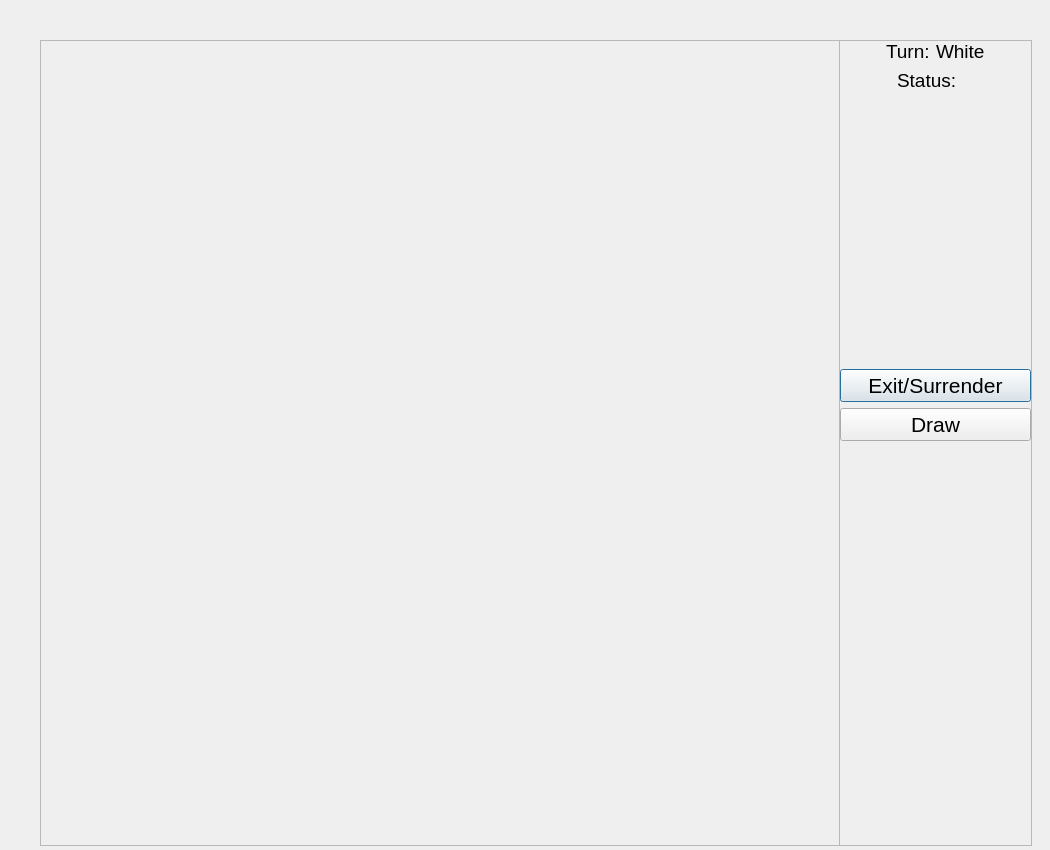
This is gamewindow.ui in VestnicS/Chess-2 as Qt 5 draws it before an edit. The edited form follows.
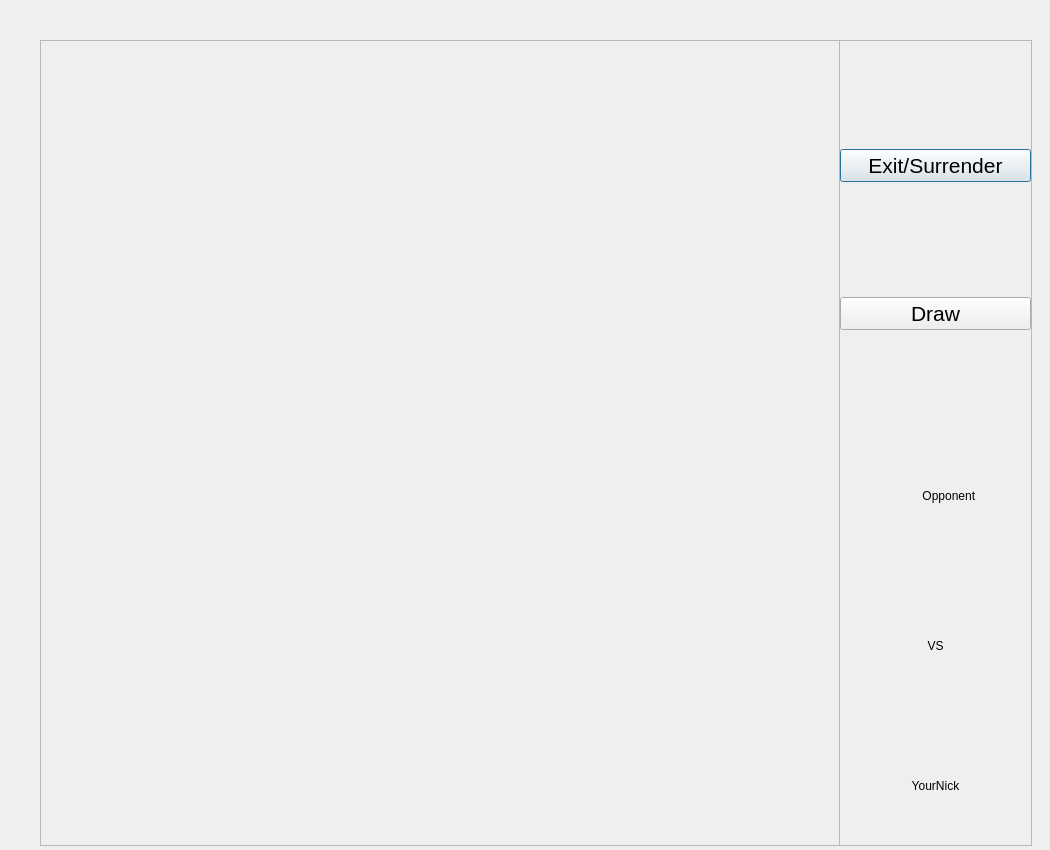
This is the edited form.

Commit message: nick window

What changed in the file:
```diff
--- a/gamewindow.ui
+++ b/gamewindow.ui
@@ -54,127 +54,6 @@
      </rect>
     </property>
     <layout class="QVBoxLayout" name="verticalLayout">
-     <item>
-      <layout class="QHBoxLayout" name="horizontalLayout">
-       <item>
-        <spacer name="horizontalSpacer_3">
-         <property name="orientation">
-          <enum>Qt::Orientation::Horizontal</enum>
-         </property>
-         <property name="sizeHint" stdset="0">
-          <size>
-           <width>40</width>
-           <height>20</height>
-          </size>
-         </property>
-        </spacer>
-       </item>
-       <item>
-        <widget class="QLabel" name="label">
-         <property name="font">
-          <font>
-           <pointsize>14</pointsize>
-          </font>
-         </property>
-         <property name="text">
-          <string>Turn:</string>
-         </property>
-        </widget>
-       </item>
-       <item>
-        <widget class="QLabel" name="turn">
-         <property name="font">
-          <font>
-           <pointsize>14</pointsize>
-          </font>
-         </property>
-         <property name="text">
-          <string>White</string>
-         </property>
-        </widget>
-       </item>
-       <item>
-        <spacer name="horizontalSpacer">
-         <property name="orientation">
-          <enum>Qt::Orientation::Horizontal</enum>
-         </property>
-         <property name="sizeHint" stdset="0">
-          <size>
-           <width>40</width>
-           <height>20</height>
-          </size>
-         </property>
-        </spacer>
-       </item>
-      </layout>
-     </item>
-     <item>
-      <layout class="QHBoxLayout" name="horizontalLayout_2">
-       <item>
-        <spacer name="horizontalSpacer_4">
-         <property name="orientation">
-          <enum>Qt::Orientation::Horizontal</enum>
-         </property>
-         <property name="sizeHint" stdset="0">
-          <size>
-           <width>40</width>
-           <height>20</height>
-          </size>
-         </property>
-        </spacer>
-       </item>
-       <item>
-        <widget class="QLabel" name="label_3">
-         <property name="font">
-          <font>
-           <pointsize>14</pointsize>
-          </font>
-         </property>
-         <property name="text">
-          <string>Status:</string>
-         </property>
-        </widget>
-       </item>
-       <item>
-        <widget class="QLabel" name="status">
-         <property name="font">
-          <font>
-           <pointsize>14</pointsize>
-          </font>
-         </property>
-         <property name="text">
-          <string/>
-         </property>
-        </widget>
-       </item>
-       <item>
-        <spacer name="horizontalSpacer_2">
-         <property name="orientation">
-          <enum>Qt::Orientation::Horizontal</enum>
-         </property>
-         <property name="sizeHint" stdset="0">
-          <size>
-           <width>40</width>
-           <height>20</height>
-          </size>
-         </property>
-        </spacer>
-       </item>
-      </layout>
-     </item>
-     <item>
-      <spacer name="verticalSpacer">
-       <property name="orientation">
-        <enum>Qt::Orientation::Vertical</enum>
-       </property>
-       <property name="sizeHint" stdset="0">
-        <size>
-         <width>20</width>
-         <height>40</height>
-        </size>
-       </property>
-      </spacer>
-     </item>
      <item>
       <widget class="QPushButton" name="exit">
        <property name="font">
@@ -201,6 +80,81 @@
      </item>
     </layout>
    </widget>
+   <widget class="QLabel" name="Opponent">
+    <property name="geometry">
+     <rect>
+      <x>800</x>
+      <y>400</y>
+      <width>191</width>
+      <height>111</height>
+     </rect>
+    </property>
+    <property name="sizePolicy">
+     <sizepolicy hsizetype="Fixed" vsizetype="Fixed">
+      <horstretch>0</horstretch>
+      <verstretch>0</verstretch>
+     </sizepolicy>
+    </property>
+    <property name="cursor">
+     <cursorShape>ArrowCursor</cursorShape>
+    </property>
+    <property name="text">
+     <string>           Opponent   </string>
+    </property>
+    <property name="alignment">
+     <set>Qt::AlignmentFlag::AlignCenter</set>
+    </property>
+   </widget>
+   <widget class="QLabel" name="Your">
+    <property name="geometry">
+     <rect>
+      <x>800</x>
+      <y>690</y>
+      <width>191</width>
+      <height>111</height>
+     </rect>
+    </property>
+    <property name="sizePolicy">
+     <sizepolicy hsizetype="Fixed" vsizetype="Fixed">
+      <horstretch>0</horstretch>
+      <verstretch>0</verstretch>
+     </sizepolicy>
+    </property>
+    <property name="cursor">
+     <cursorShape>ArrowCursor</cursorShape>
+    </property>
+    <property name="text">
+     <string>YourNick</string>
+    </property>
+    <property name="alignment">
+     <set>Qt::AlignmentFlag::AlignCenter</set>
+    </property>
+   </widget>
+   <widget class="QLabel" name="Your_2">
+    <property name="geometry">
+     <rect>
+      <x>800</x>
+      <y>550</y>
+      <width>191</width>
+      <height>111</height>
+     </rect>
+    </property>
+    <property name="sizePolicy">
+     <sizepolicy hsizetype="Fixed" vsizetype="Fixed">
+      <horstretch>0</horstretch>
+      <verstretch>0</verstretch>
+     </sizepolicy>
+    </property>
+    <property name="cursor">
+     <cursorShape>ArrowCursor</cursorShape>
+    </property>
+    <property name="text">
+     <string>VS</string>
+    </property>
+    <property name="alignment">
+     <set>Qt::AlignmentFlag::AlignCenter</set>
+    </property>
+   </widget>
   </widget>
  </widget>
  <resources/>
```
The commit also changes 5 other files.
